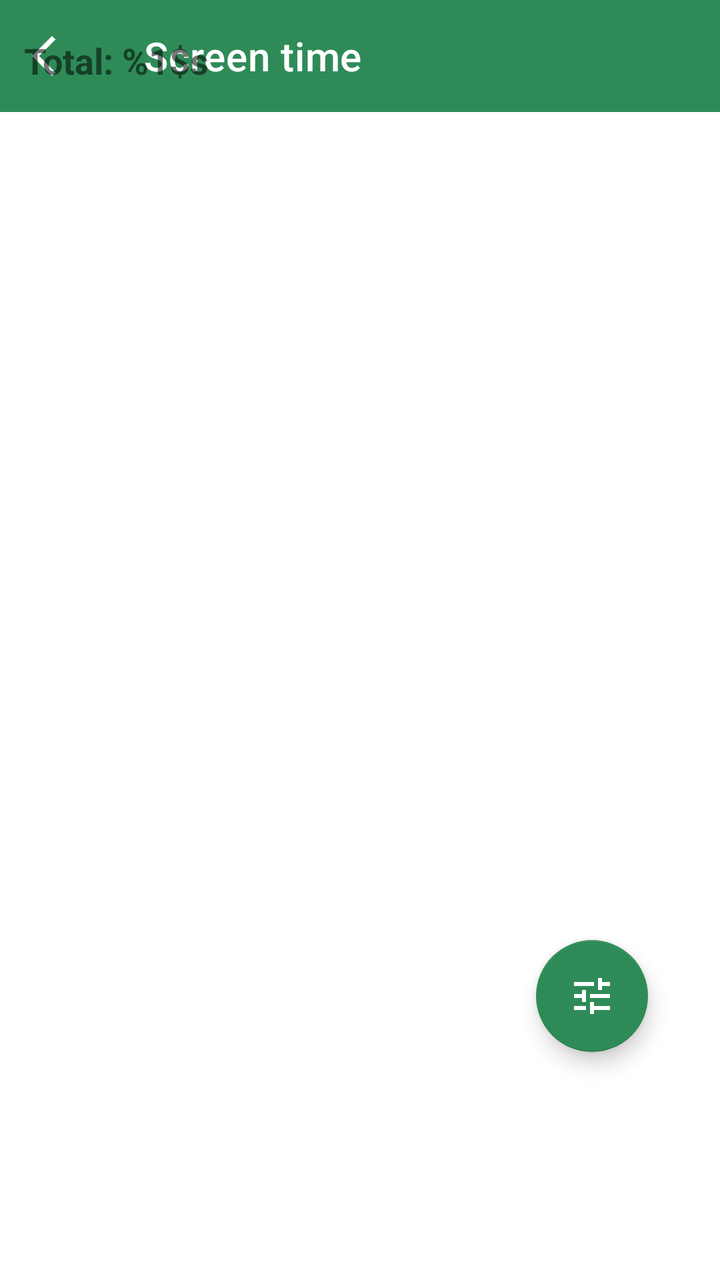
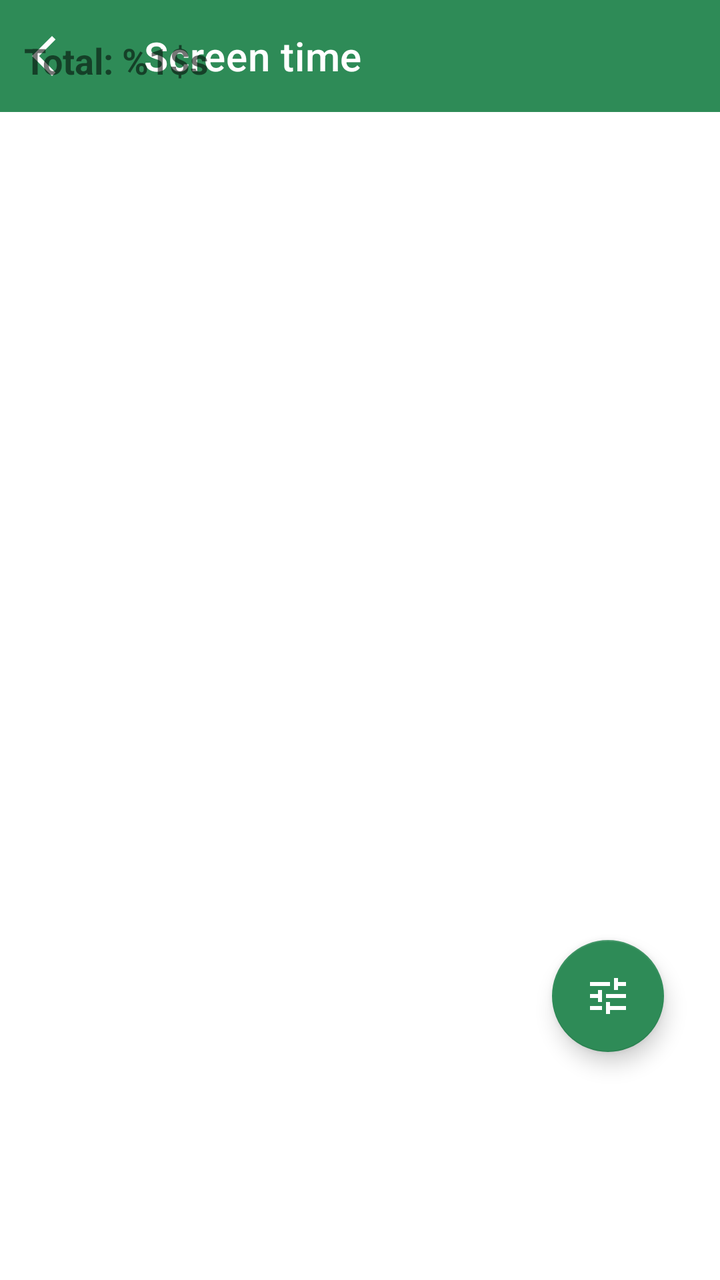

Before-and-after screenshots of an Android layout around one commit, followed by the original layout XML and the change that was made.
<!-- AndroidManifest.xml: application theme Theme.Switchly -->
<!-- res/layout/activity_screen_time.xml -->
<?xml version="1.0" encoding="utf-8"?>
<FrameLayout xmlns:android="http://schemas.android.com/apk/res/android"
    xmlns:app="http://schemas.android.com/apk/res-auto"
    android:layout_width="match_parent"
    android:layout_height="match_parent">

    
    <com.google.android.material.appbar.AppBarLayout
        android:layout_width="match_parent"
        android:layout_height="wrap_content"
        android:fitsSystemWindows="true">

        <com.google.android.material.appbar.MaterialToolbar
            android:id="@+id/toolbar"
            style="@style/Switchly.TopBar"
            android:layout_width="match_parent"
            android:layout_height="wrap_content"
            android:minHeight="?attr/actionBarSize"
            app:title="@string/screen_time_title"
            app:navigationIcon="@drawable/arrow_back_ios_24" />
    </com.google.android.material.appbar.AppBarLayout>

    
    <LinearLayout
        android:id="@+id/groupMissing"
        android:layout_width="match_parent"
        android:layout_height="match_parent"
        android:orientation="vertical"
        android:padding="20dp"
        android:visibility="gone">

        <TextView
            android:layout_width="match_parent"
            android:layout_height="wrap_content"
            android:text="@string/usage_access_missing_title"
            android:textSize="20sp"
            android:textStyle="bold" />

        <TextView
            android:layout_width="match_parent"
            android:layout_height="wrap_content"
            android:layout_marginTop="10dp"
            android:text="@string/usage_access_missing_desc"
            android:textSize="15sp" />

        <com.google.android.material.button.MaterialButton
            android:id="@+id/btnOpenUsageAccess"
            android:layout_width="wrap_content"
            android:layout_height="wrap_content"
            android:layout_marginTop="18dp"
            android:text="@string/usage_access_open_settings" />

    </LinearLayout>

    
    <LinearLayout
        android:id="@+id/groupContent"
        android:layout_width="match_parent"
        android:layout_height="match_parent"
        android:orientation="vertical"
        android:padding="12dp">

        <LinearLayout
            android:layout_width="match_parent"
            android:layout_height="wrap_content"
            android:orientation="horizontal"
            android:gravity="center_vertical">

            <com.google.android.material.chip.ChipGroup
                android:id="@+id/chipGroupRange"
                android:layout_width="0dp"
                android:layout_height="wrap_content"
                android:layout_weight="1"
                app:singleSelection="true"
                app:selectionRequired="true">

                <com.google.android.material.chip.Chip
                    android:id="@+id/chipToday"
                    style="@style/Widget.MaterialComponents.Chip.Choice"
                    android:text="@string/stats_range_today" />

                <com.google.android.material.chip.Chip
                    android:id="@+id/chipWeek"
                    style="@style/Widget.MaterialComponents.Chip.Choice"
                    android:text="@string/stats_range_week" />

                <com.google.android.material.chip.Chip
                    android:id="@+id/chipMonth"
                    style="@style/Widget.MaterialComponents.Chip.Choice"
                    android:text="@string/stats_range_month" />

                <com.google.android.material.chip.Chip
                    android:id="@+id/chipYear"
                    style="@style/Widget.MaterialComponents.Chip.Choice"
                    android:text="@string/stats_range_year" />

                <com.google.android.material.chip.Chip
                    android:id="@+id/chipOverall"
                    style="@style/Widget.MaterialComponents.Chip.Choice"
                    android:text="@string/stats_range_overall" />

            </com.google.android.material.chip.ChipGroup>

        </LinearLayout>

        <TextView
            android:id="@+id/tvTotal"
            android:layout_width="match_parent"
            android:layout_height="wrap_content"
            android:layout_marginTop="6dp"
            android:text="@string/screen_time_total_fmt"
            android:textSize="18sp"
            android:textStyle="bold" />

        <androidx.recyclerview.widget.RecyclerView
            android:id="@+id/rvApps"
            android:layout_width="match_parent"
            android:layout_height="0dp"
            android:layout_marginTop="12dp"
            android:layout_weight="1"
            android:clipToPadding="false"
            android:paddingBottom="12dp" />

    </LinearLayout>

    
    <com.google.android.material.floatingactionbutton.FloatingActionButton
        android:id="@+id/btnSortFilter"
        android:layout_width="wrap_content"
        android:layout_height="wrap_content"
        android:layout_gravity="bottom|end"
        android:layout_marginEnd="24dp"
        android:layout_marginBottom="96dp"
        android:layout_marginStart="16dp"
        android:layout_marginTop="16dp"
        android:contentDescription="@string/stats_sort_filter_title"
        app:srcCompat="@drawable/tune_24"
        app:useCompatPadding="true" />

</FrameLayout>
<!-- resources referenced by this layout -->
<resources>
  <!-- drawable arrow_back_ios_24 (drawable) -->
  <vector xmlns:android="http://schemas.android.com/apk/res/android"
      android:width="24dp"
      android:height="24dp"
      android:viewportWidth="960"
      android:viewportHeight="960">
    <path
        android:pathData="M400,880 L0,480l400,-400 71,71 -329,329 329,329 -71,71Z"
        android:fillColor="?attr/colorOnSurface"/>
  </vector>
  <string name="screen_time_title">Screen time</string>
  <string name="screen_time_total_fmt">Total: %1$s</string>
  <string name="stats_range_month">Month</string>
  <string name="stats_range_overall">Overall</string>
  <string name="stats_range_today">Today</string>
  <string name="stats_range_week">Week</string>
  <string name="stats_range_year">Year</string>
  <string name="stats_sort_filter_title">Sort &amp; filter</string>
  <string name="usage_access_missing_desc">Enable Usage Access to see your screen time and most used apps.</string>
  <string name="usage_access_missing_title">Usage Access required</string>
  <string name="usage_access_open_settings">Open usage access settings</string>
  <style name="Switchly.TopBar" parent="Widget.MaterialComponents.Toolbar">
          
          <item name="android:background">?attr/colorPrimary</item>
          <item name="backgroundTint">?attr/colorPrimary</item>
  
          
          <item name="titleTextColor">@android:color/white</item>
  
          
          <item name="navigationIconTint">@android:color/white</item>
      </style>
  <color name="accent_default_green">#2E8B57</color>
  <style name="Switchly.Fab" parent="Widget.MaterialComponents.FloatingActionButton">
          <item name="backgroundTint">?attr/colorPrimary</item>
          <item name="tint">@android:color/white</item>
      </style>
  <style name="Switchly.Card" parent="Widget.MaterialComponents.CardView">
          <item name="shapeAppearance">@style/ShapeAppearance.Switchly.Card</item>
          <item name="cardBackgroundColor">@color/switchly_card_bg</item>
          <item name="strokeColor">@color/switchly_card_stroke</item>
          <item name="strokeWidth">1dp</item>
          <item name="cardElevation">2dp</item>
          <item name="cardUseCompatPadding">true</item>
      </style>
  <style name="Switchly.TextInputLayout" parent="Widget.MaterialComponents.TextInputLayout.OutlinedBox">
          <item name="boxStrokeWidth">1dp</item>
          <item name="boxStrokeWidthFocused">2dp</item>
          <item name="boxCornerRadiusTopStart">12dp</item>
          <item name="boxCornerRadiusTopEnd">12dp</item>
          <item name="boxCornerRadiusBottomStart">12dp</item>
          <item name="boxCornerRadiusBottomEnd">12dp</item>
      </style>
  <style name="Switchly.AutoCompleteText" parent="Widget.MaterialComponents.AutoCompleteTextView.OutlinedBox">
          <item name="android:minHeight">56dp</item>
          <item name="android:paddingTop">12dp</item>
          <item name="android:paddingBottom">12dp</item>
          <item name="android:textAppearance">@style/TextAppearance.MaterialComponents.Body1</item>
      </style>
  <style name="ThemeOverlay.Switchly.Dialog" parent="ThemeOverlay.MaterialComponents.MaterialAlertDialog">
          <item name="colorControlActivated">?attr/colorPrimary</item>
          <item name="colorControlHighlight">?attr/colorPrimary</item>
          <item name="colorAccent">?attr/colorPrimary</item>
      </style>
  <style name="ShapeAppearance.Switchly.Card" parent="ShapeAppearance.MaterialComponents.LargeComponent">
          <item name="cornerFamily">rounded</item>
          <item name="cornerSize">26dp</item>
      </style>
  <color name="switchly_card_bg">#F7FFFFFF</color>
  <color name="switchly_card_stroke">#14000000</color>
  <!-- unchanged entries left out for length: 3 -->
</resources>

<!-- the commit's change to res/layout/activity_screen_time.xml (unified diff, before → after) -->
@@ -129,7 +129,7 @@
         android:layout_width="wrap_content"
         android:layout_height="wrap_content"
         android:layout_gravity="bottom|end"
-        android:layout_marginEnd="24dp"
+        android:layout_marginEnd="16dp"
         android:layout_marginBottom="96dp"
         android:layout_marginStart="16dp"
         android:layout_marginTop="16dp"
